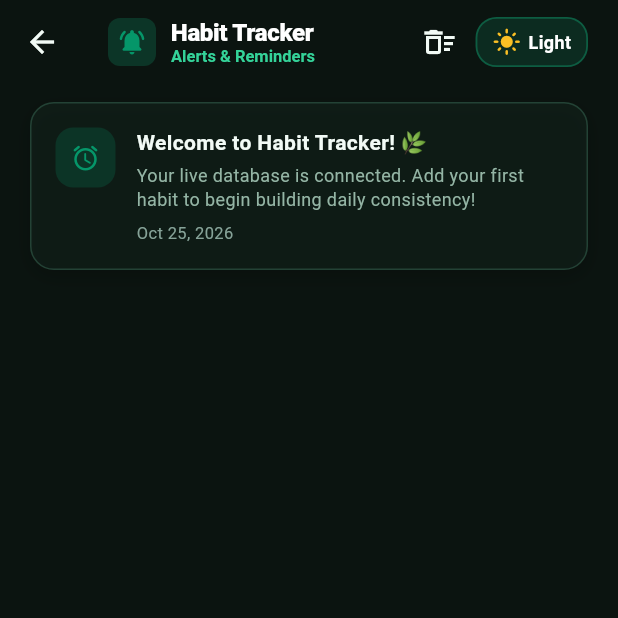
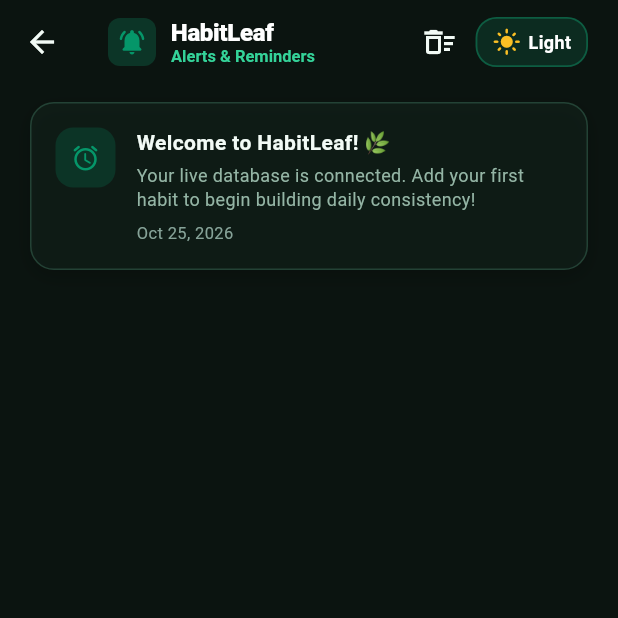
Before and after one commit to Vidit0305/App-HabitLeaf-Project, a Flutter app: the NotificationsScreen screen opened directly, after a tap on "Dark", on a phone screen of 412 x 824 dp, the top half of it. Run offline on Flutter 3.47's test engine with Material 3 defaults, Android fonts, the phone set to English and light mode, and no system bars; our stand-ins replace audioplayers, dio, fl_chart, flutter_local_notifications, flutter_riverpod, shared_preferences; accounts and stored records are empty; network calls fail.

Commit message:
feat: rename to HabitLeaf, add leaf icon, center add button, statistics in nav, theme toggle on home, and dynamic stats calculation

```diff
--- a/mobile/lib/core/constants/app_constants.dart
+++ b/mobile/lib/core/constants/app_constants.dart
@@ -1,5 +1,5 @@
 class AppConstants {
-  static const String appName = 'Habit Tracker';
+  static const String appName = 'HabitLeaf';
   static const String appVersion = '1.0.0';
   static const String keyInstallationId = 'installation_id';
   static const String keyCachedHabits = 'cached_habits_json';
--- a/mobile/lib/core/storage/local_storage.dart
+++ b/mobile/lib/core/storage/local_storage.dart
@@ -71,7 +71,7 @@ class LocalStorage {
         {
           '_id': 'notif_welcome_${DateTime.now().millisecondsSinceEpoch}',
           'type': 'system',
-          'title': 'Welcome to Habit Tracker! 🌿',
+          'title': 'Welcome to HabitLeaf! 🌿',
           'message': 'Your live database is connected. Add your first habit to begin building daily consistency!',
           'status': 'read',
           'createdAt': DateTime.now().toIso8601String(),
--- a/mobile/lib/features/habits/presentation/habits_screen.dart
+++ b/mobile/lib/features/habits/presentation/habits_screen.dart
@@ -161,10 +161,16 @@ class _HabitsScreenState extends ConsumerState<HabitsScreen> {
 
           // 3. Habit List View
           Expanded(
+            child: RefreshIndicator(
+              color: AppColors.primaryEmerald,
+              onRefresh: () async {
+                await ref.read(habitsProvider.notifier).loadHabits();
+              },
               child: habitsState.when(
                 loading: () => _buildLoadingList(),
                 error: (e, _) => _buildErrorRetry(ref),
                 data: (habits) => _buildHabitsList(habits, isDark),
+              ),
             ),
           ),
         ],
@@ -260,7 +266,11 @@ class _HabitsScreenState extends ConsumerState<HabitsScreen> {
     }
 
     if (filtered.isEmpty) {
-      return EmptyState(
+      return SingleChildScrollView(
+        physics: const AlwaysScrollableScrollPhysics(parent: BouncingScrollPhysics()),
+        child: SizedBox(
+          height: MediaQuery.of(context).size.height * 0.5,
+          child: EmptyState(
             icon: Icons.track_changes_rounded,
             title: _searchQuery.isNotEmpty ? 'No Habits Found' : 'No Habits Yet',
             message: _searchQuery.isNotEmpty
@@ -268,12 +278,14 @@ class _HabitsScreenState extends ConsumerState<HabitsScreen> {
                 : 'Start tracking positive habits and build daily consistency.',
             buttonText: 'Create Habit',
             onAction: () => _openAddHabitModal(context),
+          ),
+        ),
       );
     }
 
     return ListView.builder(
       padding: const EdgeInsets.fromLTRB(16, 6, 16, 100),
-      physics: const BouncingScrollPhysics(),
+      physics: const AlwaysScrollableScrollPhysics(parent: BouncingScrollPhysics()),
       itemCount: filtered.length,
       itemBuilder: (context, index) {
         final habit = filtered[index];
--- a/mobile/lib/features/home/presentation/home_screen.dart
+++ b/mobile/lib/features/home/presentation/home_screen.dart
@@ -2,6 +2,7 @@ import 'package:flutter/material.dart';
 import 'package:flutter_riverpod/flutter_riverpod.dart';
 import '../../../app/theme/app_colors.dart';
 import '../../../app/theme/app_typography.dart';
+import '../../../core/constants/app_constants.dart';
 import '../../../core/utils/haptic_feedback_helper.dart';
 import '../../../core/widgets/empty_state.dart';
 import '../../../core/widgets/skeleton_loader.dart';
@@ -227,7 +228,7 @@ class HomeScreen extends ConsumerWidget {
             const Icon(Icons.cloud_off_rounded, size: 54, color: AppColors.primaryEmerald),
             const SizedBox(height: 16),
             const Text(
-              'Habit Tracker',
+              AppConstants.appName,
               style: AppTypography.titleLarge,
             ),
             const SizedBox(height: 8),
--- a/mobile/lib/features/home/presentation/widgets/home_header.dart
+++ b/mobile/lib/features/home/presentation/widgets/home_header.dart
@@ -3,16 +3,16 @@ import '../../../../app/theme/app_colors.dart';
 import '../../../../app/theme/app_typography.dart';
 import '../../../../core/constants/app_constants.dart';
 import '../../../../core/utils/date_formatter.dart';
-import '../../../../core/utils/haptic_feedback_helper.dart';
+import '../../../../core/widgets/theme_toggle_button.dart';
 
 class HomeHeader extends StatelessWidget {
   final String displayName;
-  final VoidCallback onAddHabit;
+  final VoidCallback? onAddHabit;
 
   const HomeHeader({
     super.key,
     required this.displayName,
-    required this.onAddHabit,
+    this.onAddHabit,
   });
 
   @override
@@ -87,39 +87,8 @@ class HomeHeader extends StatelessWidget {
             ],
           ),
         ),
-        const SizedBox(width: 12),
-        // Quick Add Habit Button with tactile vibration
-        Container(
-          decoration: BoxDecoration(
-            gradient: AppColors.primaryGradient,
-            borderRadius: BorderRadius.circular(16),
-            boxShadow: [
-              BoxShadow(
-                color: AppColors.primaryGreenAccent.withOpacity(0.35),
-                blurRadius: 12,
-                offset: const Offset(0, 5),
-              ),
-            ],
-          ),
-          child: Material(
-            color: Colors.transparent,
-            child: InkWell(
-              onTap: () {
-                HapticFeedbackHelper.light();
-                onAddHabit();
-              },
-              borderRadius: BorderRadius.circular(16),
-              child: const Padding(
-                padding: EdgeInsets.all(13),
-                child: Icon(
-                  Icons.add_rounded,
-                  color: Colors.white,
-                  size: 24,
-                ),
-              ),
-            ),
-          ),
-        ),
+        const SizedBox(width: 8),
+        const ThemeToggleButton(),
       ],
     );
   }
--- a/mobile/lib/features/main_navigation_screen.dart
+++ b/mobile/lib/features/main_navigation_screen.dart
@@ -4,10 +4,10 @@ import '../../app/theme/app_colors.dart';
 import '../../core/utils/haptic_feedback_helper.dart';
 import 'home/presentation/home_screen.dart';
 import 'habits/presentation/habits_screen.dart';
+import 'habits/presentation/add_edit_habit_modal.dart';
 import 'notifications/presentation/notifications_screen.dart';
 import 'notifications/controllers/notifications_controller.dart';
 import 'statistics/presentation/statistics_screen.dart';
-import 'settings/presentation/settings_screen.dart';
 
 class MainNavigationScreen extends ConsumerStatefulWidget {
   const MainNavigationScreen({super.key});
@@ -28,6 +28,16 @@ class _MainNavigationScreenState extends ConsumerState<MainNavigationScreen> {
     }
   }
 
+  void _openAddHabitModal() {
+    HapticFeedbackHelper.medium();
+    showModalBottomSheet(
+      context: context,
+      isScrollControlled: true,
+      backgroundColor: Colors.transparent,
+      builder: (ctx) => const AddEditHabitModal(),
+    );
+  }
+
   @override
   Widget build(BuildContext context) {
     final unreadCount = ref.watch(unreadNotificationsCountProvider);
@@ -38,7 +48,6 @@ class _MainNavigationScreenState extends ConsumerState<MainNavigationScreen> {
       const HabitsScreen(),
       const NotificationsScreen(),
       const StatisticsScreen(),
-      const SettingsScreen(),
     ];
 
     return Scaffold(
@@ -95,6 +104,7 @@ class _MainNavigationScreenState extends ConsumerState<MainNavigationScreen> {
                   isSelected: _currentIndex == 1,
                   isDark: isDark,
                 ),
+                _buildCenterAddButton(isDark),
                 _buildNavItem(
                   index: 2,
                   label: 'Notifications',
@@ -112,16 +122,41 @@ class _MainNavigationScreenState extends ConsumerState<MainNavigationScreen> {
                   isSelected: _currentIndex == 3,
                   isDark: isDark,
                 ),
-                _buildNavItem(
-                  index: 4,
-                  label: 'Settings',
-                  icon: Icons.tune_rounded,
-                  activeIcon: Icons.tune_rounded,
-                  isSelected: _currentIndex == 4,
-                  isDark: isDark,
-                ),
               ],
             ),
+          ),
+        ),
+      ),
+    );
+  }
+
+  Widget _buildCenterAddButton(bool isDark) {
+    return GestureDetector(
+      onTap: _openAddHabitModal,
+      behavior: HitTestBehavior.opaque,
+      child: Container(
+        width: 48,
+        height: 48,
+        decoration: BoxDecoration(
+          gradient: const LinearGradient(
+            colors: [Color(0xFF10B981), Color(0xFF059669)],
+            begin: Alignment.topLeft,
+            end: Alignment.bottomRight,
+          ),
+          shape: BoxShape.circle,
+          boxShadow: [
+            BoxShadow(
+              color: const Color(0xFF10B981).withOpacity(0.45),
+              blurRadius: 10,
+              offset: const Offset(0, 4),
+            ),
+          ],
+        ),
+        child: const Center(
+          child: Icon(
+            Icons.add_rounded,
+            color: Colors.white,
+            size: 28,
           ),
         ),
       ),
--- a/mobile/lib/features/notifications/presentation/notifications_screen.dart
+++ b/mobile/lib/features/notifications/presentation/notifications_screen.dart
@@ -110,9 +110,18 @@ class NotificationsScreen extends ConsumerWidget {
           const SizedBox(width: 8),
         ],
       ),
-      body: notificationsState.when(
+      body: RefreshIndicator(
+        color: AppColors.primaryEmerald,
+        onRefresh: () async {
+          ref.invalidate(notificationsProvider);
+        },
+        child: notificationsState.when(
           loading: () => _buildLoading(),
-        error: (err, _) => Center(
+          error: (err, _) => SingleChildScrollView(
+            physics: const AlwaysScrollableScrollPhysics(parent: BouncingScrollPhysics()),
+            child: SizedBox(
+              height: MediaQuery.of(context).size.height * 0.7,
+              child: Center(
                 child: Column(
                   mainAxisAlignment: MainAxisAlignment.center,
                   children: [
@@ -131,11 +140,17 @@ class NotificationsScreen extends ConsumerWidget {
                   ],
                 ),
               ),
+            ),
+          ),
           data: (data) {
             final notifications = data['notifications'] as List<NotificationModel>;
 
             if (notifications.isEmpty) {
-            return EmptyState(
+              return SingleChildScrollView(
+                physics: const AlwaysScrollableScrollPhysics(parent: BouncingScrollPhysics()),
+                child: SizedBox(
+                  height: MediaQuery.of(context).size.height * 0.7,
+                  child: EmptyState(
                     icon: Icons.notifications_none_rounded,
                     title: 'You\'re All Caught Up',
                     message:
@@ -157,12 +172,14 @@ class NotificationsScreen extends ConsumerWidget {
                         );
                       }
                     },
+                  ),
+                ),
               );
             }
 
             return ListView.builder(
               padding: const EdgeInsets.fromLTRB(20, 12, 20, 120),
-            physics: const BouncingScrollPhysics(),
+              physics: const AlwaysScrollableScrollPhysics(parent: BouncingScrollPhysics()),
               itemCount: notifications.length,
               itemBuilder: (context, index) {
                 final notif = notifications[index];
@@ -170,6 +187,7 @@ class NotificationsScreen extends ConsumerWidget {
               },
             );
           },
+        ),
       ),
     );
   }
--- a/mobile/pubspec.yaml
+++ b/mobile/pubspec.yaml
@@ -67,6 +67,7 @@ flutter:
 
   assets:
     - assets/sounds/
+    - assets/images/
 
   # An image asset can refer to one or more resolution-specific "variants", see
   # https://flutter.dev/to/resolution-aware-images
```
Also changed, not shown: mobile/lib/features/splash/splash_screen.dart (+13 -35 lines), mobile/lib/features/statistics/repositories/statistics_repository.dart (+23 -4 lines), mobile/assets/images/leaf_logo.png (added), 6 other files. Lines whose indentation alone changed are shown as unchanged.
